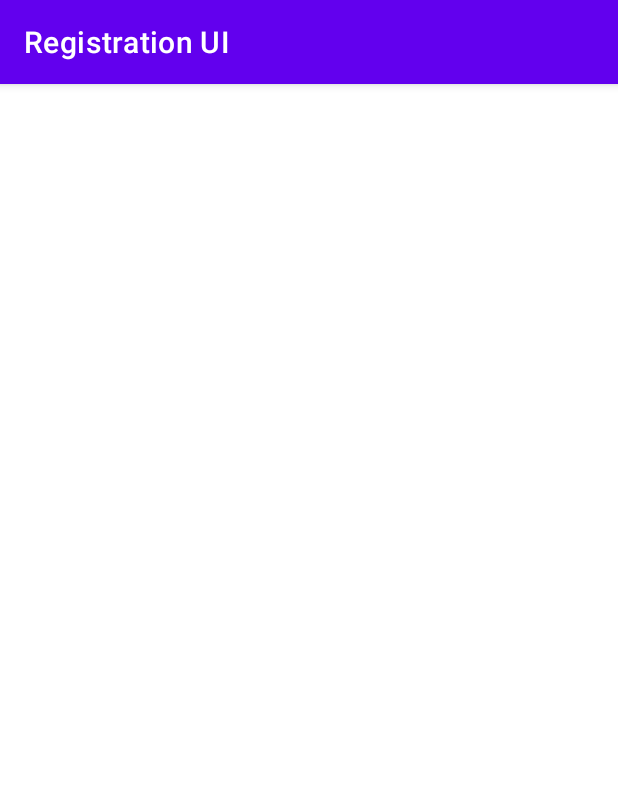
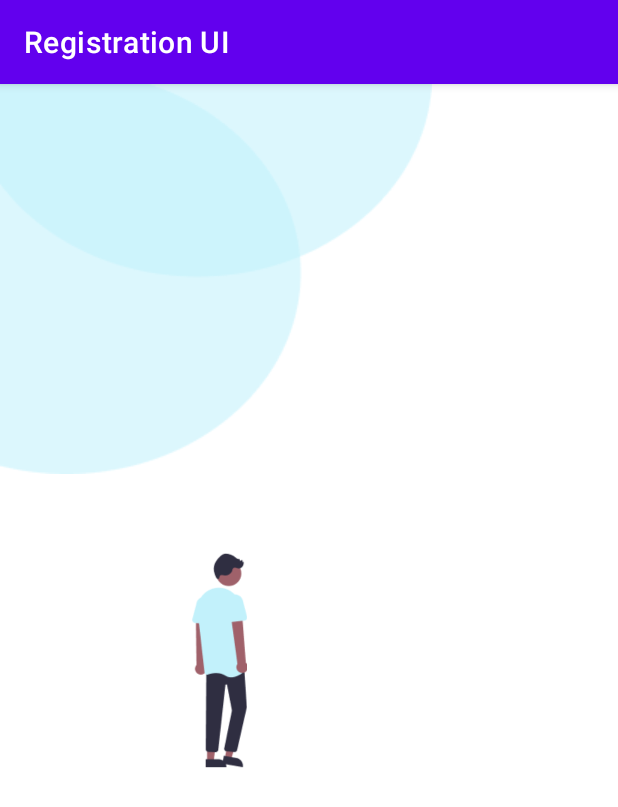
Before and after one commit to bekzod1205/Registration-UI, an Android app: the screen it shows after launch (MainActivity), on a phone screen of 412 x 824 dp. Shown: the top 807 px of the screen. Run offline under Robolectric (Android 15) with nearby library versions, the phone set to English and light mode, and no system bars.

Commit message:
second commit

```diff
--- /dev/null
+++ b/app/src/main/res/drawable/email.xml
@@ -0,0 +1,5 @@
+<vector android:height="24dp" android:tint="#000000"
+    android:viewportHeight="24" android:viewportWidth="24"
+    android:width="24dp" xmlns:android="http://schemas.android.com/apk/res/android">
+    <path android:fillColor="@android:color/white" android:pathData="M20,4L4,4c-1.1,0 -1.99,0.9 -1.99,2L2,18c0,1.1 0.9,2 2,2h16c1.1,0 2,-0.9 2,-2L22,6c0,-1.1 -0.9,-2 -2,-2zM20,8l-8,5 -8,-5L4,6l8,5 8,-5v2z"/>
+</vector>
--- /dev/null
+++ b/app/src/main/res/drawable/lock.xml
@@ -0,0 +1,5 @@
+<vector android:height="24dp" android:tint="#000000"
+    android:viewportHeight="24" android:viewportWidth="24"
+    android:width="24dp" xmlns:android="http://schemas.android.com/apk/res/android">
+    <path android:fillColor="@android:color/white" android:pathData="M18,8h-1L17,6c0,-2.76 -2.24,-5 -5,-5S7,3.24 7,6v2L6,8c-1.1,0 -2,0.9 -2,2v10c0,1.1 0.9,2 2,2h12c1.1,0 2,-0.9 2,-2L20,10c0,-1.1 -0.9,-2 -2,-2zM12,17c-1.1,0 -2,-0.9 -2,-2s0.9,-2 2,-2 2,0.9 2,2 -0.9,2 -2,2zM15.1,8L8.9,8L8.9,6c0,-1.71 1.39,-3.1 3.1,-3.1 1.71,0 3.1,1.39 3.1,3.1v2z"/>
+</vector>
--- /dev/null
+++ b/app/src/main/res/drawable/person.xml
@@ -0,0 +1,5 @@
+<vector android:height="24dp" android:tint="#000000"
+    android:viewportHeight="24" android:viewportWidth="24"
+    android:width="24dp" xmlns:android="http://schemas.android.com/apk/res/android">
+    <path android:fillColor="@android:color/white" android:pathData="M12,12c2.21,0 4,-1.79 4,-4s-1.79,-4 -4,-4 -4,1.79 -4,4 1.79,4 4,4zM12,14c-2.67,0 -8,1.34 -8,4v2h16v-2c0,-2.66 -5.33,-4 -8,-4z"/>
+</vector>
--- a/app/src/main/res/layout/activity_main.xml
+++ b/app/src/main/res/layout/activity_main.xml
@@ -4,8 +4,40 @@
     xmlns:tools="http://schemas.android.com/tools"
     android:layout_width="match_parent"
     android:layout_height="match_parent"
-    tools:context=".MainActivity">
+    tools:context=".MainActivity"
+    android:orientation="vertical">
 
+    <LinearLayout
+        android:layout_width="match_parent"
+        android:layout_height="wrap_content"
+        app:layout_constraintStart_toStartOf="parent"
+        app:layout_constraintTop_toTopOf="parent">
 
+        <androidx.appcompat.widget.AppCompatImageView
+            android:layout_width="wrap_content"
+            android:layout_height="wrap_content"
+            android:src="@drawable/img"
+            app:layout_constraintStart_toStartOf="parent"
+            app:layout_constraintTop_toTopOf="parent" />
+    </LinearLayout>
 
+    <androidx.constraintlayout.widget.ConstraintLayout
+        android:layout_width="wrap_content"
+        android:layout_height="wrap_content"
+        app:layout_constraintBottom_toBottomOf="parent"
+        app:layout_constraintEnd_toEndOf="parent"
+        app:layout_constraintHorizontal_bias="0.326"
+        app:layout_constraintStart_toStartOf="parent"
+        app:layout_constraintTop_toTopOf="parent"
+        >
+
+        <androidx.appcompat.widget.AppCompatImageView
+            android:layout_width="wrap_content"
+            android:layout_height="143dp"
+            android:src="@drawable/img_2"
+            app:layout_constraintBottom_toBottomOf="parent"
+            app:layout_constraintEnd_toEndOf="parent"
+            app:layout_constraintStart_toStartOf="parent"
+            app:layout_constraintTop_toTopOf="parent" />
+    </androidx.constraintlayout.widget.ConstraintLayout>
 </androidx.constraintlayout.widget.ConstraintLayout>
```
Also changed, not shown: app/src/main/res/layout/registeration.xml (added, +148 -0 lines), app/src/main/res/drawable/img.png (added), app/src/main/res/drawable/img_1.png (added), app/src/main/res/drawable/img_2.png (added), 1 other file.
